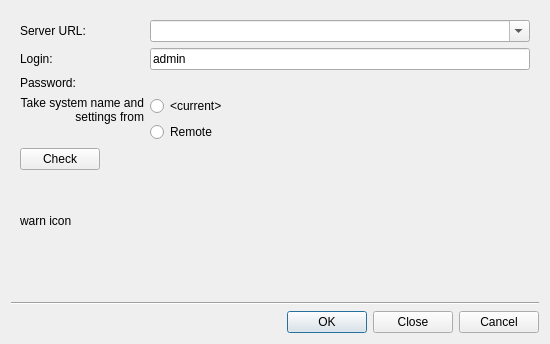
Before: the Qt Designer form vms/client/nx_vms_client_desktop/src/nx/vms/client/desktop/ui/dialogs/merge_systems_dialog.ui in networkoptix/nx_open, drawn with Qt 5.
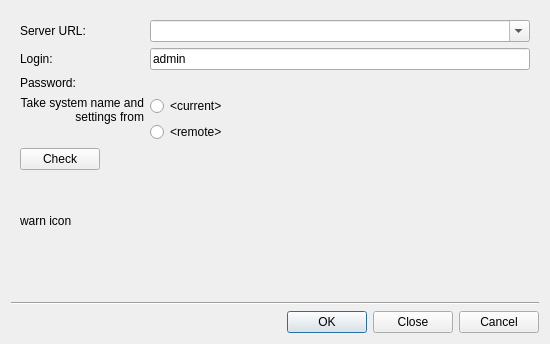
After: the same form once the commit is applied. Custom widgets are drawn as their Qt base class.

Commit message: VMS-54666: Reset Remote radio button name on server url changed

```diff
--- a/vms/client/nx_vms_client_desktop/src/nx/vms/client/desktop/ui/dialogs/merge_systems_dialog.ui
+++ b/vms/client/nx_vms_client_desktop/src/nx/vms/client/desktop/ui/dialogs/merge_systems_dialog.ui
@@ -84,7 +84,7 @@
           <item>
            <widget class="QRadioButton" name="remoteSystemRadioButton">
             <property name="text">
-             <string>Remote</string>
+             <string notr="true">&lt;remote&gt;</string>
             </property>
            </widget>
           </item>
```
The commit also changes 1 other file.
